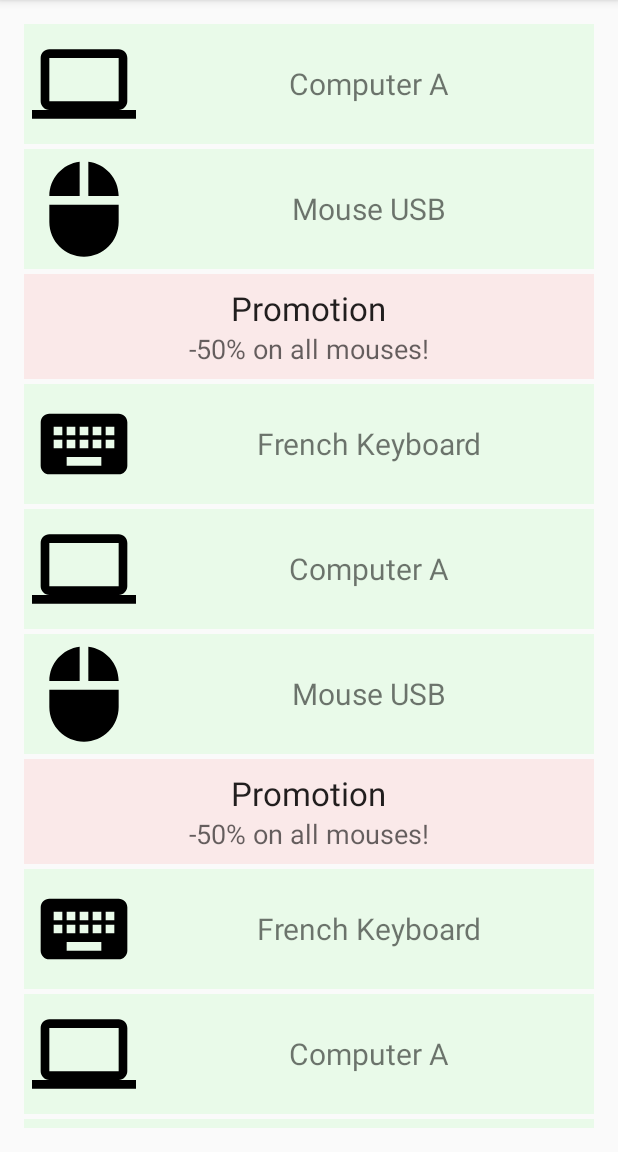
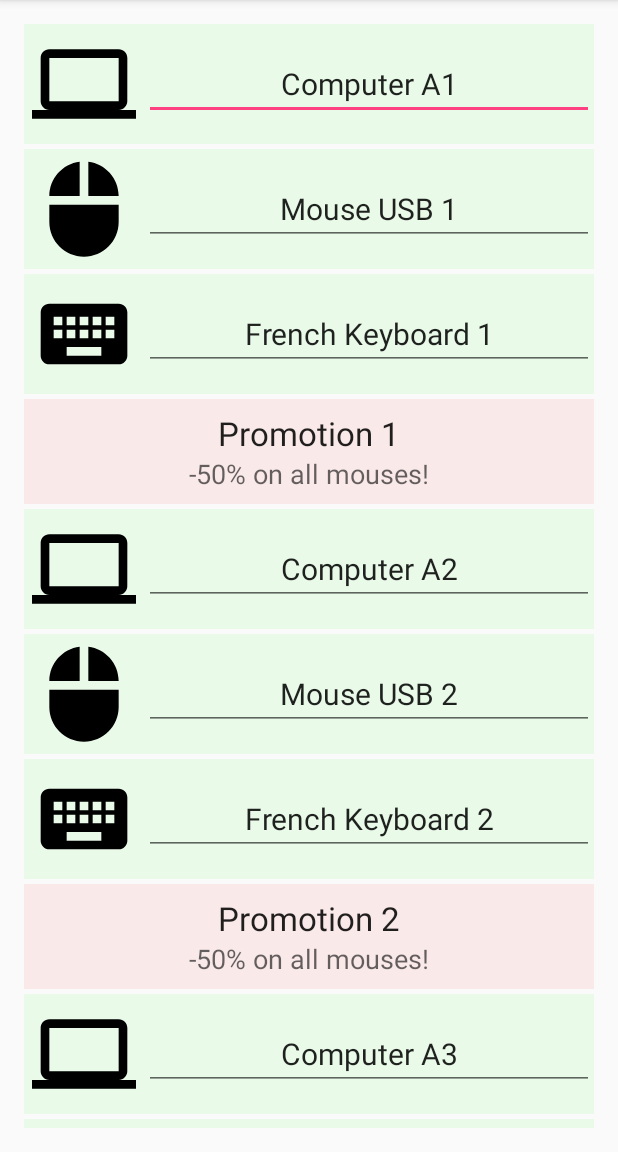
Before and after one commit to smart-fun/Recycler, an Android app: the screen it shows after launch (MainActivity), on a phone screen of 412 x 824 dp, the part 84-1236 px from its top. Run offline under Robolectric (Android 15) with nearby library versions, the phone set to English and light mode, and no system bars; libraries missing offline, so code that uses them is left out: junit.framework.

Commit message:
Sample app: made Product name editable so that the viewRecycled callback is used.

```diff
--- a/recyclerexample/src/main/java/fr/arnaudguyon/recyclerexample/MainActivity.java
+++ b/recyclerexample/src/main/java/fr/arnaudguyon/recyclerexample/MainActivity.java
@@ -18,17 +18,16 @@ public class MainActivity extends AppCompatActivity {
         MainAdapter adapter = new MainAdapter();
         recyclerView.setAdapter(adapter);
 
+        for(int i=1; i<11; ++i) {
+            Product product1 = new Product(R.drawable.ic_computer, "Computer A" + i);
+            Product product2 = new Product(R.drawable.ic_mouse, "Mouse USB " + i);
+            Product product3 = new Product(R.drawable.ic_keyboard, "French Keyboard " + i);
+            Ad ad = new Ad("Promotion " + i, "-50% on all mouses!");
 
-        Product product1 = new Product(R.drawable.ic_computer, "Computer A");
-        Product product2 = new Product(R.drawable.ic_mouse, "Mouse USB");
-        Product product3 = new Product(R.drawable.ic_keyboard, "French Keyboard");
-        Ad ad = new Ad("Promotion", "-50% on all mouses!");
-
-        for(int i=0; i<10; ++i) {
             adapter.addItem(new ProductItem(product1));
             adapter.addItem(new ProductItem(product2));
+            adapter.addItem(new ProductItem(product3));
             adapter.addItem(new AdItem(ad));
-            adapter.addItem(new ProductItem(product3));
         }
 
     }
--- a/recyclerexample/src/main/java/fr/arnaudguyon/recyclerexample/MainAdapter.java
+++ b/recyclerexample/src/main/java/fr/arnaudguyon/recyclerexample/MainAdapter.java
@@ -1,4 +1,6 @@
 package fr.arnaudguyon.recyclerexample;
+
+import junit.framework.Assert;
 
 import fr.arnaudguyon.recycler.RecyclerAdapter;
 import fr.arnaudguyon.recycler.RecyclerHolder;
@@ -19,8 +21,10 @@ public class MainAdapter extends RecyclerAdapter {
                 return ProductItem.Holder.class;
             case AdItem.AD_ITEM_RES_ID:
                 return AdItem.Holder.class;
+            default:
+                Assert.assertTrue("No Holder class defined for this view", false);
+                return null;
         }
-        return null;
     }
 
 }
--- a/recyclerexample/src/main/java/fr/arnaudguyon/recyclerexample/Product.java
+++ b/recyclerexample/src/main/java/fr/arnaudguyon/recyclerexample/Product.java
@@ -16,6 +16,10 @@ public class Product {
         return mName;
     }
 
+    public void setName(String name) {
+        mName = name;
+    }
+
     public int getPhotoResId() {
         return mPhotoResId;
     }
--- a/recyclerexample/src/main/java/fr/arnaudguyon/recyclerexample/ProductItem.java
+++ b/recyclerexample/src/main/java/fr/arnaudguyon/recyclerexample/ProductItem.java
@@ -1,9 +1,8 @@
 package fr.arnaudguyon.recyclerexample;
 
-import android.util.Log;
 import android.view.View;
+import android.widget.EditText;
 import android.widget.ImageView;
-import android.widget.TextView;
 
 import fr.arnaudguyon.recycler.RecyclerHolder;
 import fr.arnaudguyon.recycler.RecyclerItem;
@@ -27,15 +26,16 @@ public class ProductItem extends RecyclerItem {
 
         Holder holder = (Holder) parentHolder;
         holder.mPhotoView.setImageResource(mProduct.getPhotoResId());
-        holder.mTitleView.setText(mProduct.getName());
+        holder.mEditView.setText(mProduct.getName());
 
-        Log.i("ITEM", "ITEM " + position + " updated");
     }
 
     @Override
     public void viewRecycled(RecyclerHolder parentHolder, int position) {
         super.viewRecycled(parentHolder, position);
-        Log.i("ITEM", "ITEM " + position + " recycled");
+
+        Holder holder = (Holder) parentHolder;
+        mProduct.setName(holder.mEditView.getText().toString());    // Saves the user text
     }
 
     @Override
@@ -46,12 +46,12 @@ public class ProductItem extends RecyclerItem {
     public static class Holder extends RecyclerHolder {
 
         private ImageView mPhotoView;
-        private TextView mTitleView;
+        private EditText mEditView;
 
         public Holder(View itemView) {
             super(itemView);
             mPhotoView = (ImageView) itemView.findViewById(R.id.photoView);
-            mTitleView = (TextView) itemView.findViewById(R.id.titleView);
+            mEditView = (EditText) itemView.findViewById(R.id.editView);
         }
     }
 
--- a/recyclerexample/src/main/res/layout/product_item.xml
+++ b/recyclerexample/src/main/res/layout/product_item.xml
@@ -13,12 +13,14 @@
         android:padding="5dp"
         android:src="@android:drawable/sym_def_app_icon" />
 
-    <TextView
-        android:id="@+id/titleView"
+    <EditText
+        android:id="@+id/editView"
         android:layout_width="match_parent"
         android:layout_height="wrap_content"
         android:layout_gravity="center_vertical"
+        android:ems="10"
         android:gravity="center_horizontal"
+        android:inputType="textPersonName"
         android:text="Text to replace"
         android:textSize="20sp" />
 </LinearLayout>
```
